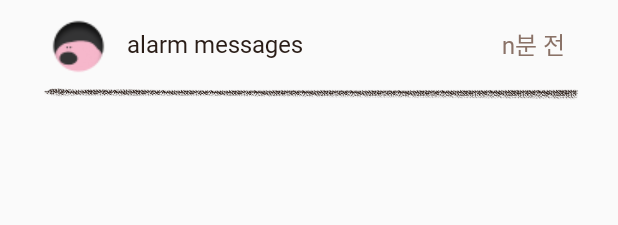
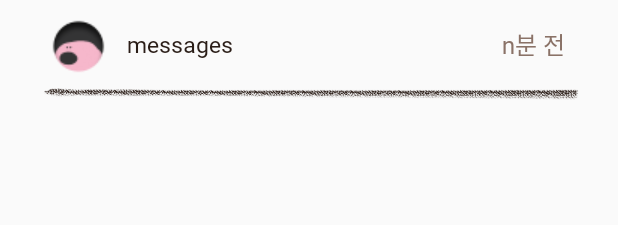
Before and after one commit to UzzerDiyonce/once, an Android app: the layout item_alaram.xml on its own in the app's theme, with its tools: preview values and no code run, on a phone screen of 412 x 824 dp. Shown: the top 225 px of the screen. Run offline under Robolectric (Android 15) with nearby library versions, the phone set to English and light mode, and no system bars.

Commit message:
modify alarm code error

```diff
--- a/app/src/main/java/com/example/once/AlarmDTO.kt
+++ b/app/src/main/java/com/example/once/AlarmDTO.kt
@@ -1,6 +1,7 @@
 package com.example.once
 
 data class AlarmDTO (
+    var uid: String? = null,
     var fromUid: String? = null, //알람 보낸 사람의 UID
     var fromId: String? = null, //알람 보낸 사람의 ID
     var profileImage: String? = null, //알람 보낸 사람의 프로필
--- a/app/src/main/res/layout/item_alaram.xml
+++ b/app/src/main/res/layout/item_alaram.xml
@@ -34,9 +34,9 @@
             android:layout_weight="1"
             android:fontFamily="@font/font_lee"
             android:gravity="center_vertical"
-            android:text="alarm messages"
+            android:text="messages"
             android:textColor="#2A1D17"
-            android:textSize="16sp"
+            android:textSize="15sp"
             app:layout_constraintStart_toEndOf="@+id/alarm_profile"
             app:layout_constraintTop_toTopOf="parent" />
 
```
Also changed, not shown: app/src/main/java/com/example/once/AlaramAcitivity.kt (+9 -8 lines).
